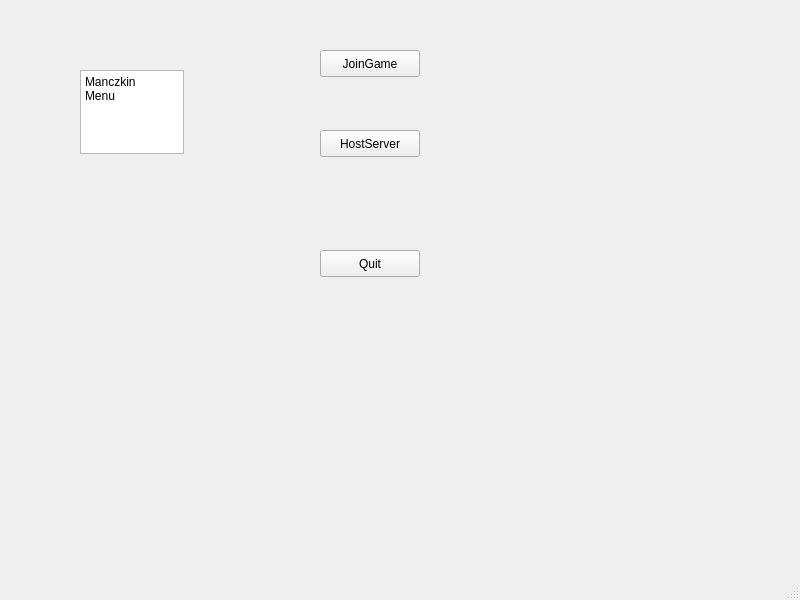
The window that mainwindow.ui (Modzel/manczkin) describes before a commit, drawn with Qt 5.
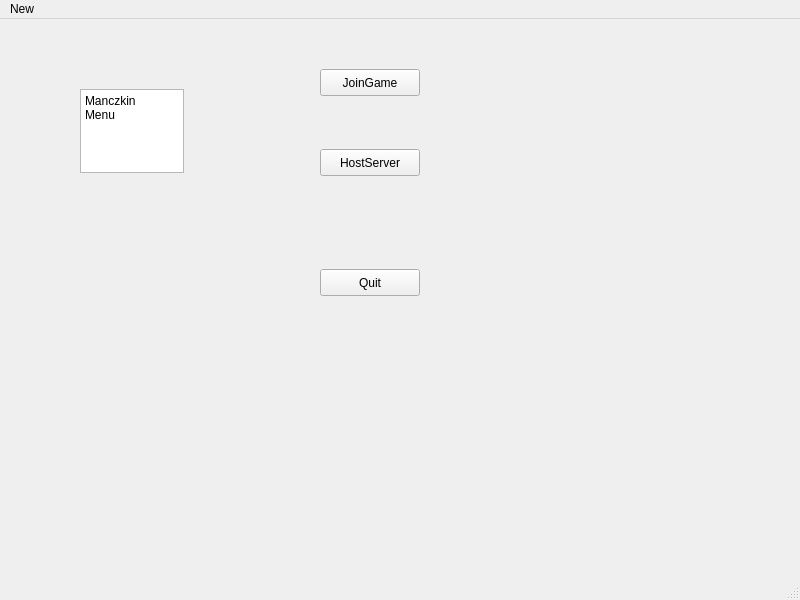
The same window after the commit.

Patch:
```diff
--- a/mainwindow.ui
+++ b/mainwindow.ui
@@ -77,6 +77,13 @@
      <height>25</height>
     </rect>
    </property>
+   <widget class="QMenu" name="menuNew">
+    <property name="title">
+     <string>New</string>
+    </property>
+    <addaction name="actionHostServer"/>
+   </widget>
+   <addaction name="menuNew"/>
   </widget>
   <widget class="QStatusBar" name="statusbar"/>
  </widget>
```
Left out of the diff: 5 changed lines with no effect on the pictures.
